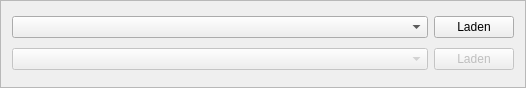
ifaoe/2014-10-Bird-View, file ui/widget_sessions.ui: the form before one commit.
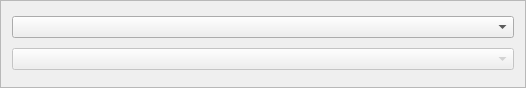
The form after the commit.

Patch:
```diff
--- a/ui/widget_sessions.ui
+++ b/ui/widget_sessions.ui
@@ -27,32 +27,9 @@
      </property>
     </widget>
    </item>
-   <item row="1" column="2">
-    <widget class="QPushButton" name="btnSession">
-     <property name="enabled">
-      <bool>false</bool>
-     </property>
-     <property name="sizePolicy">
-      <sizepolicy hsizetype="Fixed" vsizetype="Fixed">
-       <horstretch>0</horstretch>
-       <verstretch>0</verstretch>
-      </sizepolicy>
-     </property>
-     <property name="text">
-      <string>Laden</string>
-     </property>
-    </widget>
-   </item>
    <item row="0" column="1">
     <widget class="QComboBox" name="combo_server"/>
    </item>
-   <item row="0" column="2">
-    <widget class="QPushButton" name="button_server">
-     <property name="text">
-      <string>Laden</string>
-     </property>
-    </widget>
-   </item>
   </layout>
  </widget>
  <resources/>
```
